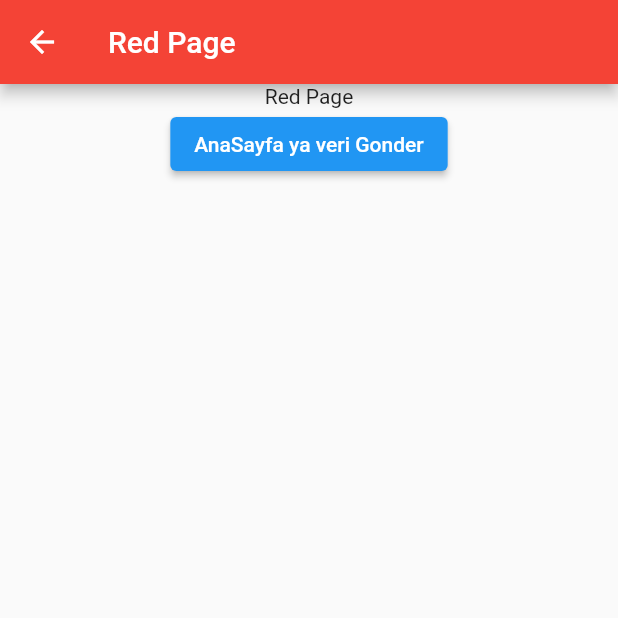
After one commit to tahaturan/flutter_basis_widget_3, a Flutter app: the screen it shows after launch, after a tap on "Then Kullanarak Veriyi alma", on a phone screen of 412 x 824 dp, the top half of it. The commit adds this screen. Run offline on Flutter 3.47's test engine with Material 2 defaults, Android fonts, the phone set to English and light mode, and no system bars; our stand-ins replace flutter_easyloading.

Commit message:
geri donuste veri almak

```diff
--- a/lib/views/my_home_page.dart
+++ b/lib/views/my_home_page.dart
@@ -4,6 +4,7 @@ import 'package:flutter_basis_widget_3/views/card_listtile.dart';
 import 'package:flutter_basis_widget_3/views/custom_scroll_ve_slivers.dart';
 import 'package:flutter_basis_widget_3/views/gridview_kullanimi.dart';
 import 'package:flutter_basis_widget_3/views/listview_kullanimi.dart';
+import 'package:flutter_basis_widget_3/views/redpage.dart';
 import 'package:flutter_basis_widget_3/widgets/sayfa_gecis_button.dart';
 
 class MyHomePage extends StatefulWidget {
@@ -34,20 +35,38 @@ class _MyHomePageState extends State<MyHomePage> {
                 isim: "Custom Sctoll & Slivers",
                 sayfa: const CustomScrollandSlivers()),
             ElevatedButton(
-                onPressed: () {
-                  Navigator.push(
+              onPressed: () async {
+                int? gelenSayi = await Navigator.push<int>(
                   context,
                   CupertinoPageRoute(
-                      builder: (context) => const CustomScrollandSlivers(),
+                    builder: (context) => RedPage(),
                   ),
                 );
+                debugPrint("Anasayfaya Gelen Sayi $gelenSayi");
               },
               child: const Text(
                 "IOS icin Gecis Butonu",
               ),
             ),
+            ElevatedButton(
+              onPressed: () {
+                Navigator.push<int>(
+                  context,
+                  MaterialPageRoute(
+                    builder: (context) => RedPage(),
+                  ),
+                ).then(
+                  (int? value) =>
+                      debugPrint("Anasayfaya Then ile gelen veri $value"),
+                );
+              },
+              child: const Text(
+                "Then Kullanarak Veriyi alma",
+              ),
+            ),
           ],
         ),
-        ));
+      ),
+    );
   }
 }
--- /dev/null
+++ b/lib/views/redpage.dart
@@ -0,0 +1,35 @@
+import 'dart:math';
+
+import 'package:flutter/material.dart';
+
+class RedPage extends StatelessWidget {
+  RedPage({Key? key}) : super(key: key);
+  int rasgeleSayi = 0;
+
+  @override
+  Widget build(BuildContext context) {
+    return Scaffold(
+      appBar: AppBar(
+        title: const Text('Red Page'),
+        backgroundColor: Colors.red,
+      ),
+      body: Center(
+        child: Column(
+          children: [
+            const Text("Red Page"),
+            ElevatedButton(
+              onPressed: () {
+                rasgeleSayi = Random().nextInt(100);
+                debugPrint("Uretilen Sayi $rasgeleSayi");
+                Navigator.pop(context, rasgeleSayi);
+              },
+              child: const Text(
+                "AnaSayfa ya veri Gonder",
+              ),
+            ),
+          ],
+        ),
+      ),
+    );
+  }
+}
```
Lines whose indentation alone changed are shown as unchanged.
